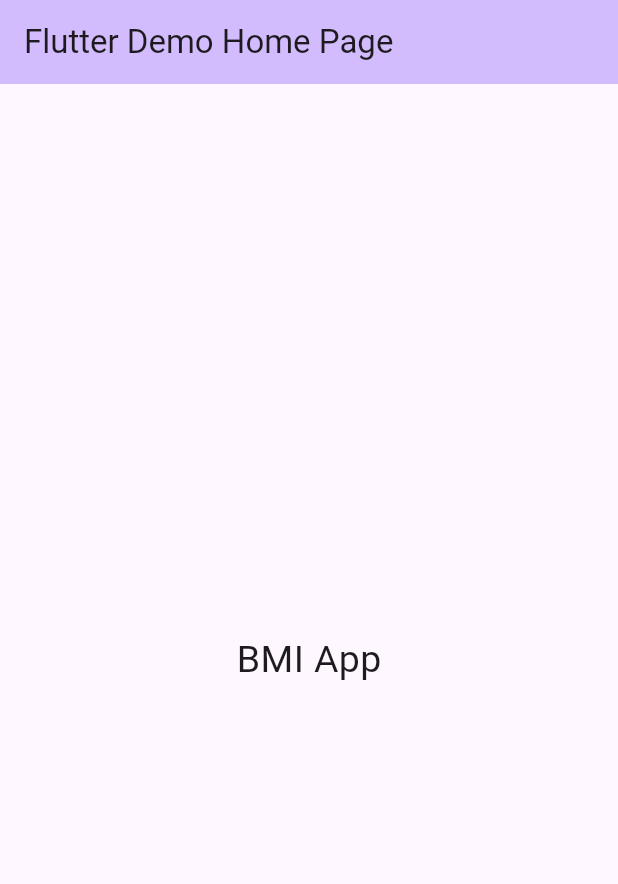
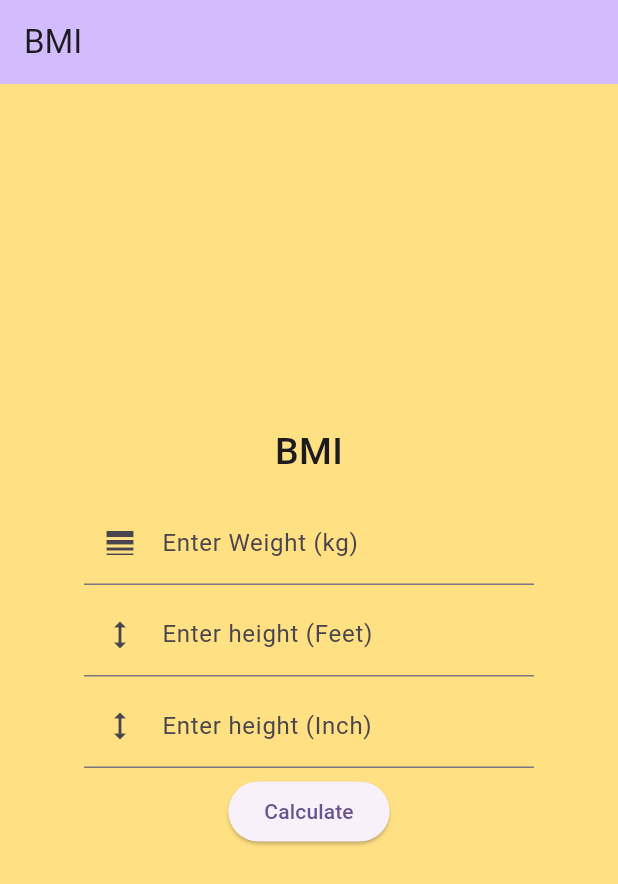
Before and after one commit to Deeppadariya-129/BMI-Simple-Calculator, a Flutter app: the screen it shows after launch, on a phone screen of 412 x 824 dp. Shown: the top 884 px of the screen. Run offline on Flutter 3.47's test engine with Material 3 defaults, Android fonts, the phone set to English and light mode, and no system bars.

Commit message:
added main

```diff
--- a/lib/main.dart
+++ b/lib/main.dart
@@ -11,13 +11,13 @@ class MyApp extends StatelessWidget {
   @override
   Widget build(BuildContext context) {
     return MaterialApp(
-      title: 'Flutter Demo',
+      title: 'BMI',
       debugShowCheckedModeBanner: false,
       theme: ThemeData(
         colorScheme: ColorScheme.fromSeed(seedColor: Colors.deepPurple),
         useMaterial3: true,
       ),
-      home: const MyHomePage(title: 'Flutter Demo Home Page'),
+      home: const MyHomePage(title: 'BMI'),
     );
   }
 }
@@ -33,6 +33,12 @@ class MyHomePage extends StatefulWidget {
 
 class _MyHomePageState extends State<MyHomePage> {
 
+  var wtcontroler=TextEditingController();  //wight controller
+  var ftcontroler=TextEditingController();  //height controller in feet
+  var incontroler=TextEditingController();  //height controller in inches
+  var resault="";
+  var bgcolor=Colors.amber.shade200;
+
   @override
   Widget build(BuildContext context) {
 
@@ -41,8 +47,102 @@ class _MyHomePageState extends State<MyHomePage> {
         backgroundColor: Theme.of(context).colorScheme.inversePrimary,
         title: Text(widget.title),
       ),
-      body: Center(
-          child: Text("BMI App",style: TextStyle(fontSize: 25,),)
+      body:Container(
+        color: bgcolor,
+        child: Center(
+          child: Container(
+            width: 300,
+            child: Column(
+              mainAxisAlignment: MainAxisAlignment.center,
+              children: [
+
+                Text("BMI",style: TextStyle(fontSize: 25,fontWeight: FontWeight.w500),),
+                SizedBox(height: 15,),
+                TextField(
+                  controller: wtcontroler,
+                  decoration: InputDecoration(
+                    label: Text("Enter Weight (kg)"),
+                    prefixIcon: Icon(Icons.line_weight_outlined),
+                  ),
+                  keyboardType: TextInputType.number,
+                ),
+                SizedBox(height: 5,),
+                TextField(
+                  controller: ftcontroler,
+                  decoration: InputDecoration(
+                    label: Text("Enter height (Feet)"),
+                    prefixIcon: Icon(Icons.height_outlined),
+                  ),
+                  keyboardType: TextInputType.number,
+                ),
+                SizedBox(height: 5,),
+                TextField(
+                  controller: incontroler,
+                  decoration: InputDecoration(
+                    label: Text("Enter height (Inch)"),
+                    prefixIcon: Icon(Icons.height_outlined),
+                  ),
+                  keyboardType: TextInputType.number,
+                ),
+                SizedBox(height: 5,),
+                ElevatedButton(onPressed: (){
+
+                  var wt=wtcontroler.text.toString();
+                  var ft=ftcontroler.text.toString();
+                  var inch=incontroler.text.toString();
+
+                  if(wt!="" && ft!="" && inch!=""){
+
+                    //BMI Calculation Logic
+
+                    //all fields in int
+                    var iwt=int.parse(wt);
+                    var ift=int.parse(ft);
+                    var iinch=int.parse(inch);
+
+                    //Calculation logic (Total)
+                    var tInch=(ift*12)+iinch;
+                    var tCm=tInch*2.5;
+                    var tM=tCm/100;
+
+                    //Message variable
+                    var msg="";
+
+                    //BMI calculation variable
+                    var bmi=(iwt)/(tM*tM);
+
+                    //change collor acccording bmi
+                    if(bmi>25){
+                      msg="You are OverWeighted";
+                      bgcolor=Colors.redAccent.shade200;
+                    }else if(bmi<18){
+                      msg="You are UnderWeighted";
+                      bgcolor=Colors.deepOrange.shade200;
+                    }else{
+                      msg="You are Healthy..!";
+                      bgcolor=Colors.green.shade200;
+                    }
+
+                    //for runtime update on ui
+                    setState(() {
+                      resault="$msg \n Your BMI is :${bmi.toStringAsFixed(3)}";
+                    });
+
+
+                  }else{
+                    setState(() {
+                      resault="Please enter required field";
+                    });
+                  }
+
+
+                },child: Text("Calculate"),),
+                SizedBox(height: 5,),
+                Text(resault,style: TextStyle(fontSize: 19),),
+              ],
+            ),
+          ),
+        ),
       )
     );
   }
```
